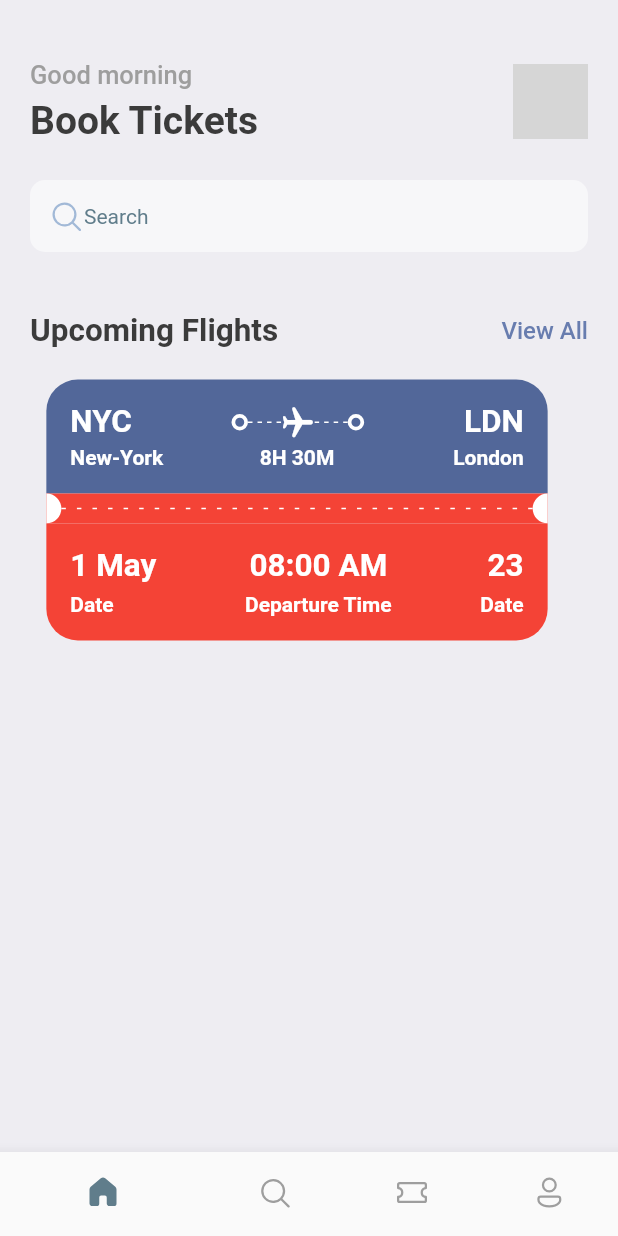
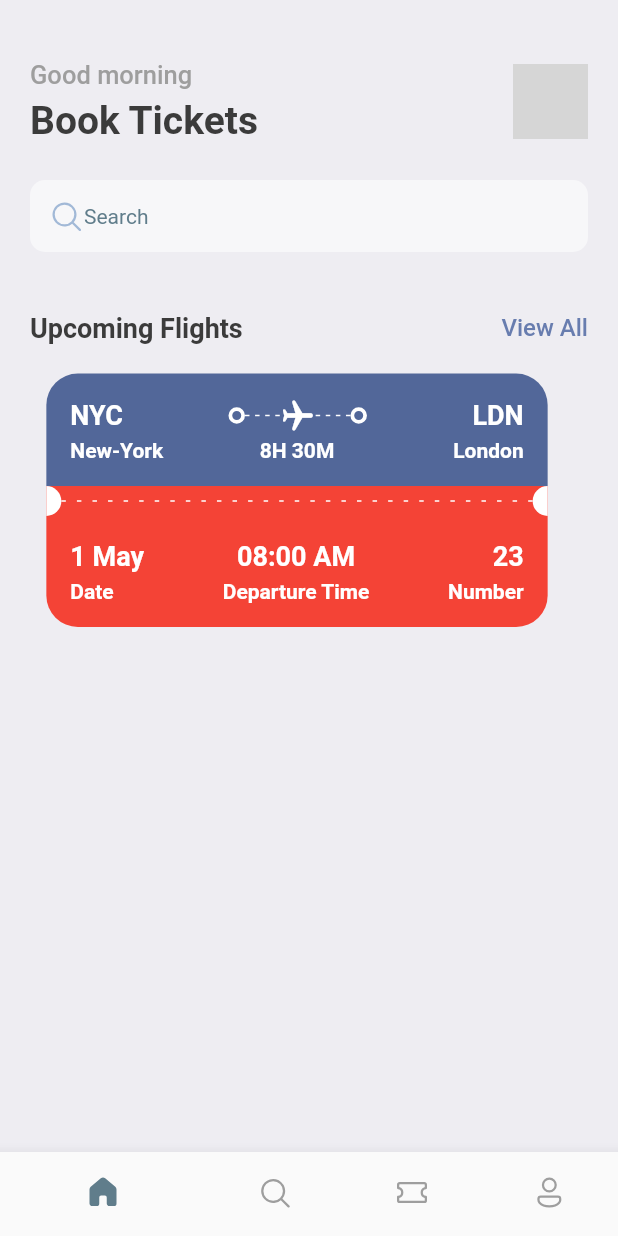
Before and after one commit to AramKim37/airplane_ticket, a Flutter app: the screen it shows after launch, on a phone screen of 412 x 824 dp. Run offline on Flutter 3.47's test engine with Material 2 defaults, Android fonts, the phone set to English and light mode, and no system bars; our stand-ins replace fluentui_icons; grey boxes are pictures that could not be loaded.

Commit message:
completed ticket ui

```diff
--- a/lib/base/res/styles/app_styles.dart
+++ b/lib/base/res/styles/app_styles.dart
@@ -27,7 +27,7 @@ class AppStyles {
   );
   static TextStyle headLineStyle3 = TextStyle(
     color: text,
-    fontSize: 21,
+    fontSize: 18,
     fontWeight: FontWeight.bold,
   );
   static TextStyle headLineStyle4 = TextStyle(
--- a/lib/base/widgets/ticket_view.dart
+++ b/lib/base/widgets/ticket_view.dart
@@ -139,37 +139,9 @@ class TicketView extends StatelessWidget {
                       ),
                       AppColumnTextLayout(
                         topText: "23",
-                        bottomText: "Date",
+                        bottomText: "Number",
                         alignment: CrossAxisAlignment.end,
                       ),
-                      //     Expanded(
-                      //       child: Container(),
-                      //     ),
-                      //     TextStyleThird(text: "08:00 AM"),
-                      //     Expanded(
-                      //       child: Container(),
-                      //     ),
-                      //     TextStyleThird(text: "23"),
-                      //   ],
-                      // ),
-                      // SizedBox(
-                      //   height: 3,
-                      // ),
-                      // Row(
-                      //   children: [
-                      //     TextStyleFourth(text: "Date"),
-                      //     Expanded(
-                      //       child: Container(),
-                      //     ),
-                      //     TextStyleFourth(
-
-                      //       text: "Departure time",
-                      //       align: TextAlign.end,
-                      //     ),
-                      //     Expanded(
-                      //       child: Container(),
-                      //     ),
-                      //     TextStyleFourth(text: "Number"),
                     ],
                   ),
                 ],
```
